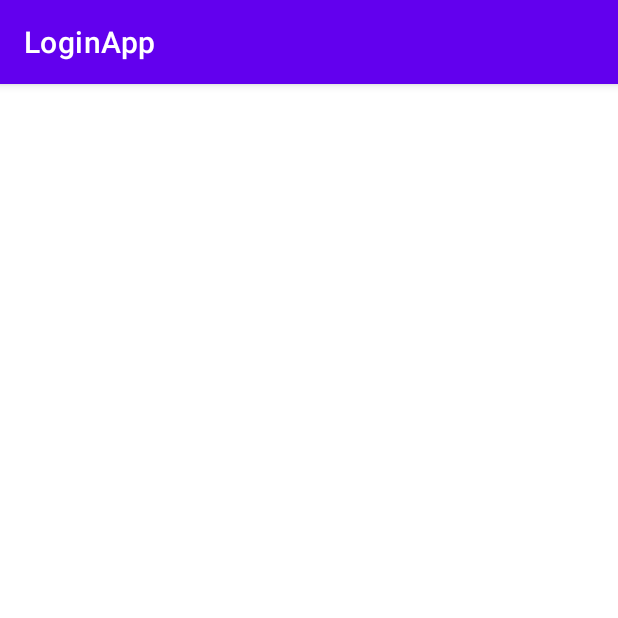
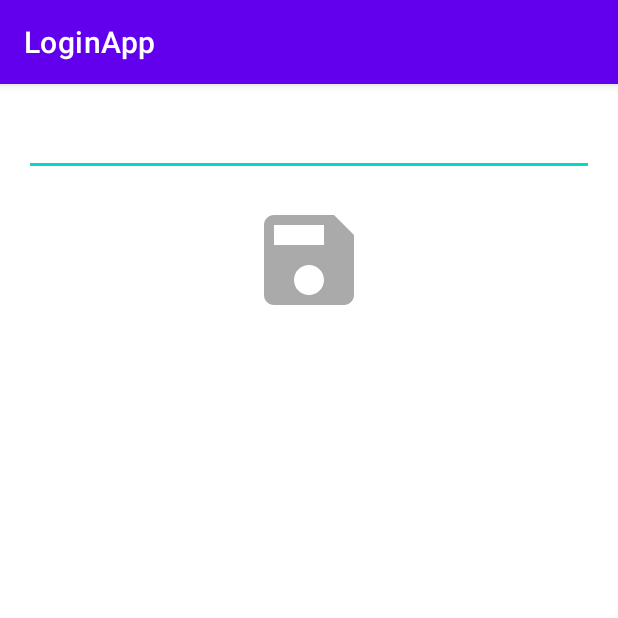
Before and after one commit to tarik-git/Predavanja, an Android app: the ThirdActivity screen opened directly, with no data from a screen before it, on a phone screen of 412 x 824 dp, the top half of it. Run offline under Robolectric (Android 15) with nearby library versions, the phone set to English and light mode, and no system bars.

Commit message:
feat: Add Predavanje_4 implementation

```diff
--- a/Predavanje_4/app/src/main/java/com/example/loginapp/ThirdActivity.java
+++ b/Predavanje_4/app/src/main/java/com/example/loginapp/ThirdActivity.java
@@ -1,14 +1,44 @@
 package com.example.loginapp;
 
+import androidx.annotation.Nullable;
 import androidx.appcompat.app.AppCompatActivity;
 
+import android.app.Activity;
+import android.content.Intent;
 import android.os.Bundle;
+import android.view.View;
+import android.widget.EditText;
+import android.widget.ImageButton;
 
 public class ThirdActivity extends AppCompatActivity {
+
+    private EditText messageEditText;
+    private ImageButton saveButton;
 
     @Override
     protected void onCreate(Bundle savedInstanceState) {
         super.onCreate(savedInstanceState);
         setContentView(R.layout.activity_third);
+        findViews();
+
+        Intent intent = getIntent();
+        String message = intent.getStringExtra(SecondActivity.EXTRA_MESSAGE);
+        messageEditText.setText(message);
+
+        saveButton.setOnClickListener(this::onSaveButtonClicked);
+
+    }
+
+    private void findViews() {
+        messageEditText = findViewById(R.id.message_edit_text);
+        saveButton = findViewById(R.id.save_button);
+    }
+
+    private void onSaveButtonClicked(View view) {
+        String message = messageEditText.getText().toString();
+        Intent intent = new Intent();
+        intent.putExtra(SecondActivity.EXTRA_MESSAGE, message);
+        setResult(Activity.RESULT_OK, intent);
+        finish();
     }
 }
--- /dev/null
+++ b/Predavanje_4/app/src/main/res/drawable/ic_baseline_save.xml
@@ -0,0 +1,5 @@
+<vector android:height="24dp" android:tint="#AAAAAA"
+    android:viewportHeight="24" android:viewportWidth="24"
+    android:width="24dp" xmlns:android="http://schemas.android.com/apk/res/android">
+    <path android:fillColor="@android:color/white" android:pathData="M17,3L5,3c-1.11,0 -2,0.9 -2,2v14c0,1.1 0.89,2 2,2h14c1.1,0 2,-0.9 2,-2L21,7l-4,-4zM12,19c-1.66,0 -3,-1.34 -3,-3s1.34,-3 3,-3 3,1.34 3,3 -1.34,3 -3,3zM15,9L5,9L5,5h10v4z"/>
+</vector>
--- a/Predavanje_4/app/src/main/res/layout/activity_third.xml
+++ b/Predavanje_4/app/src/main/res/layout/activity_third.xml
@@ -6,4 +6,30 @@
     android:layout_height="match_parent"
     tools:context=".ThirdActivity">
 
+    <EditText
+        android:id="@+id/message_edit_text"
+        android:layout_width="0dp"
+        android:layout_height="wrap_content"
+        android:layout_marginStart="16dp"
+        android:layout_marginTop="16dp"
+        android:layout_marginEnd="16dp"
+        android:ems="10"
+        android:inputType="textPersonName"
+        android:text="Name"
+        app:layout_constraintEnd_toEndOf="parent"
+        app:layout_constraintStart_toStartOf="parent"
+        app:layout_constraintTop_toTopOf="parent" />
+
+    <ImageButton
+        android:id="@+id/save_button"
+        android:layout_width="80dp"
+        android:layout_height="80dp"
+        android:layout_marginTop="16dp"
+        android:scaleType="fitCenter"
+        app:layout_constraintEnd_toEndOf="@+id/message_edit_text"
+        app:layout_constraintStart_toStartOf="@+id/message_edit_text"
+        app:layout_constraintTop_toBottomOf="@+id/message_edit_text"
+        app:srcCompat="@drawable/ic_baseline_save"
+        android:background="?android:attr/selectableItemBackgroundBorderless"/>
+
 </androidx.constraintlayout.widget.ConstraintLayout>
--- a/Predavanje_4/app/src/main/res/values/strings.xml
+++ b/Predavanje_4/app/src/main/res/values/strings.xml
@@ -7,4 +7,5 @@
     <string name="login">Login</string>
     <string name="my_message_of_the_day">My message of the day:</string>
     <string name="change_message_of_the_day">Change message of the day</string>
+    <string name="field_cannot_be_empty">Field cannot be empty</string>
 </resources>
```
Also changed, not shown: Predavanje_4/app/src/main/java/com/example/loginapp/MainActivity.java (+53 -0 lines), Predavanje_4/app/src/main/java/com/example/loginapp/SecondActivity.java (+46 -0 lines).
